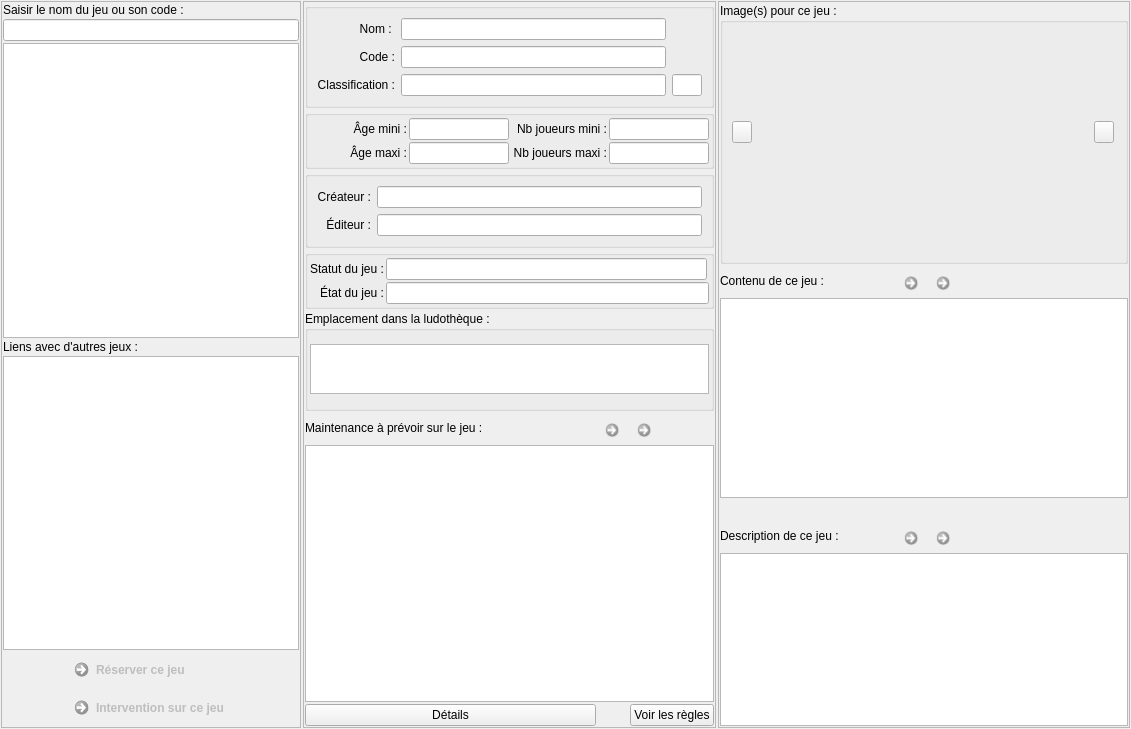
nivhg/ludopen, file f_jeux.ui: the form before one commit.
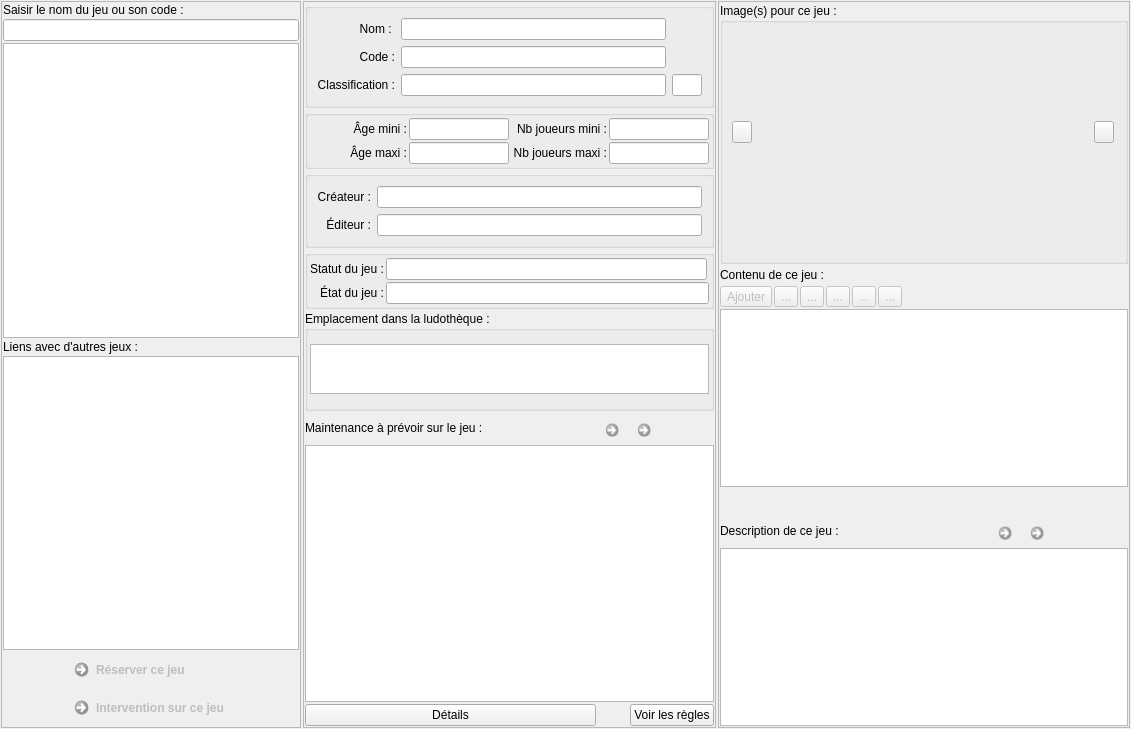
The form after the commit. Icons and pictures are not drawn.

Commit message: Mise en prod version 2.04 : contenu

Patch:
```diff
--- a/f_jeux.ui
+++ b/f_jeux.ui
@@ -755,8 +755,21 @@
       <property name="spacing">
        <number>2</number>
       </property>
-      <item row="3" column="3">
-       <widget class="QCommandLinkButton" name="Bt_AnnulerContenu">
+      <item row="15" column="0" colspan="9">
+       <widget class="QTextEdit" name="TxE_description">
+        <property name="minimumSize">
+         <size>
+          <width>0</width>
+          <height>0</height>
+         </size>
+        </property>
+        <property name="readOnly">
+         <bool>false</bool>
+        </property>
+       </widget>
+      </item>
+      <item row="14" column="6">
+       <widget class="QCommandLinkButton" name="Bt_AnnulerDescription">
         <property name="enabled">
          <bool>false</bool>
         </property>
@@ -781,6 +794,45 @@
         </property>
        </widget>
       </item>
+      <item row="14" column="5">
+       <widget class="QCommandLinkButton" name="Bt_ValiderDescription">
+        <property name="enabled">
+         <bool>false</bool>
+        </property>
+        <property name="maximumSize">
+         <size>
+          <width>30</width>
+          <height>30</height>
+         </size>
+        </property>
+        <property name="text">
+         <string/>
+        </property>
+        <property name="icon">
+         <iconset resource="ImagesIcones.qrc">
+          <normaloff>:/Valider.png</normaloff>:/Valider.png</iconset>
+        </property>
+        <property name="iconSize">
+         <size>
+          <width>15</width>
+          <height>15</height>
+         </size>
+        </property>
+       </widget>
+      </item>
+      <item row="14" column="0">
+       <widget class="QLabel" name="label_4">
+        <property name="minimumSize">
+         <size>
+          <width>30</width>
+          <height>0</height>
+         </size>
+        </property>
+        <property name="text">
+         <string>Description de ce jeu :</string>
+        </property>
+       </widget>
+      </item>
       <item row="3" column="0">
        <widget class="QLabel" name="label_5">
         <property name="minimumSize">
@@ -794,7 +846,7 @@
         </property>
        </widget>
       </item>
-      <item row="6" column="1">
+      <item row="12" column="4">
        <spacer name="verticalSpacer">
         <property name="orientation">
          <enum>Qt::Vertical</enum>
@@ -807,124 +859,7 @@
         </property>
        </spacer>
       </item>
-      <item row="4" column="0" rowspan="2" colspan="7">
-       <widget class="QTextEdit" name="TxE_contenu">
-        <property name="minimumSize">
-         <size>
-          <width>0</width>
-          <height>200</height>
-         </size>
-        </property>
-        <property name="readOnly">
-         <bool>false</bool>
-        </property>
-       </widget>
-      </item>
-      <item row="9" column="0" colspan="7">
-       <widget class="QTextEdit" name="TxE_description">
-        <property name="minimumSize">
-         <size>
-          <width>0</width>
-          <height>0</height>
-         </size>
-        </property>
-        <property name="readOnly">
-         <bool>false</bool>
-        </property>
-       </widget>
-      </item>
-      <item row="8" column="3">
-       <widget class="QCommandLinkButton" name="Bt_AnnulerDescription">
-        <property name="enabled">
-         <bool>false</bool>
-        </property>
-        <property name="maximumSize">
-         <size>
-          <width>30</width>
-          <height>30</height>
-         </size>
-        </property>
-        <property name="text">
-         <string/>
-        </property>
-        <property name="icon">
-         <iconset resource="ImagesIcones.qrc">
-          <normaloff>:/Annuler.png</normaloff>:/Annuler.png</iconset>
-        </property>
-        <property name="iconSize">
-         <size>
-          <width>15</width>
-          <height>15</height>
-         </size>
-        </property>
-       </widget>
-      </item>
-      <item row="8" column="2">
-       <widget class="QCommandLinkButton" name="Bt_ValiderDescription">
-        <property name="enabled">
-         <bool>false</bool>
-        </property>
-        <property name="maximumSize">
-         <size>
-          <width>30</width>
-          <height>30</height>
-         </size>
-        </property>
-        <property name="text">
-         <string/>
-        </property>
-        <property name="icon">
-         <iconset resource="ImagesIcones.qrc">
-          <normaloff>:/Valider.png</normaloff>:/Valider.png</iconset>
-        </property>
-        <property name="iconSize">
-         <size>
-          <width>15</width>
-          <height>15</height>
-         </size>
-        </property>
-       </widget>
-      </item>
-      <item row="8" column="0">
-       <widget class="QLabel" name="label_4">
-        <property name="minimumSize">
-         <size>
-          <width>30</width>
-          <height>0</height>
-         </size>
-        </property>
-        <property name="text">
-         <string>Description de ce jeu :</string>
-        </property>
-       </widget>
-      </item>
-      <item row="3" column="2">
-       <widget class="QCommandLinkButton" name="Bt_ValiderContenu">
-        <property name="enabled">
-         <bool>false</bool>
-        </property>
-        <property name="maximumSize">
-         <size>
-          <width>30</width>
-          <height>30</height>
-         </size>
-        </property>
-        <property name="text">
-         <string/>
-        </property>
-        <property name="icon">
-         <iconset resource="ImagesIcones.qrc">
-          <normaloff>:/Valider.png</normaloff>:/Valider.png</iconset>
-        </property>
-        <property name="iconSize">
-         <size>
-          <width>15</width>
-          <height>15</height>
-         </size>
-        </property>
-       </widget>
-      </item>
-      <item row="0" column="0" rowspan="3" colspan="7">
+      <item row="0" column="0" rowspan="3" colspan="9">
        <widget class="QGroupBox" name="groupBox_10">
         <property name="minimumSize">
          <size>
@@ -1005,6 +940,128 @@
         </layout>
        </widget>
       </item>
+      <item row="3" column="4">
+       <widget class="QWidget" name="widget" native="true">
+        <layout class="QGridLayout" name="gridLayout"/>
+       </widget>
+      </item>
+      <item row="5" column="0" colspan="9">
+       <widget class="QTreeView" name="Tv_Contenu">
+        <property name="maximumSize">
+         <size>
+          <width>16777215</width>
+          <height>300</height>
+         </size>
+        </property>
+        <property name="styleSheet">
+         <string notr="true">QTreeWidget::item { border-bottom: 1px solid black;}</string>
+        </property>
+        <property name="editTriggers">
+         <set>QAbstractItemView::AllEditTriggers</set>
+        </property>
+       </widget>
+      </item>
+      <item row="4" column="0" colspan="9">
+       <layout class="QHBoxLayout" name="horizontalLayout_2">
+        <item>
+         <widget class="QToolButton" name="TB_Ajouter">
+          <property name="enabled">
+           <bool>false</bool>
+          </property>
+          <property name="text">
+           <string>Ajouter</string>
+          </property>
+          <property name="icon">
+           <iconset resource="ImagesIcones.qrc">
+            <normaloff>:/Ajouter.png</normaloff>:/Ajouter.png</iconset>
+          </property>
+         </widget>
+        </item>
+        <item>
+         <widget class="QToolButton" name="TB_Supprimer">
+          <property name="enabled">
+           <bool>false</bool>
+          </property>
+          <property name="text">
+           <string>...</string>
+          </property>
+          <property name="icon">
+           <iconset resource="ImagesIcones.qrc">
+            <normaloff>:/Supprimer.png</normaloff>:/Supprimer.png</iconset>
+          </property>
+         </widget>
+        </item>
+        <item>
+         <widget class="QToolButton" name="TB_Haut">
+          <property name="enabled">
+           <bool>false</bool>
+          </property>
+          <property name="text">
+           <string>...</string>
+          </property>
+          <property name="icon">
+           <iconset resource="ImagesIcones.qrc">
+            <normaloff>:/Fleche_haut.png</normaloff>:/Fleche_haut.png</iconset>
+          </property>
+         </widget>
+        </item>
+        <item>
+         <widget class="QToolButton" name="TB_Bas">
+          <property name="enabled">
+           <bool>false</bool>
+          </property>
+          <property name="text">
+           <string>...</string>
+          </property>
+          <property name="icon">
+           <iconset resource="ImagesIcones.qrc">
+            <normaloff>:/Fleche_bas.png</normaloff>:/Fleche_bas.png</iconset>
+          </property>
+         </widget>
+        </item>
+        <item>
+         <widget class="QToolButton" name="TB_Gauche">
+          <property name="enabled">
+           <bool>false</bool>
+          </property>
+          <property name="text">
+           <string>...</string>
+          </property>
+          <property name="icon">
+           <iconset resource="ImagesIcones.qrc">
+            <normaloff>:/Fleche_gauche.png</normaloff>:/Fleche_gauche.png</iconset>
+          </property>
+         </widget>
+        </item>
+        <item>
+         <widget class="QToolButton" name="TB_Droite">
+          <property name="enabled">
+           <bool>false</bool>
+          </property>
+          <property name="text">
+           <string>...</string>
+          </property>
+          <property name="icon">
+           <iconset resource="ImagesIcones.qrc">
+            <normaloff>:/Fleche_droite.png</normaloff>:/Fleche_droite.png</iconset>
+          </property>
+         </widget>
+        </item>
+        <item>
+         <spacer name="horizontalSpacer">
+          <property name="orientation">
+           <enum>Qt::Horizontal</enum>
+          </property>
+          <property name="sizeHint" stdset="0">
+           <size>
+            <width>40</width>
+            <height>20</height>
+           </size>
+          </property>
+         </spacer>
+        </item>
+       </layout>
+      </item>
      </layout>
     </widget>
    </item>
```
The commit also changes 16 other files.
